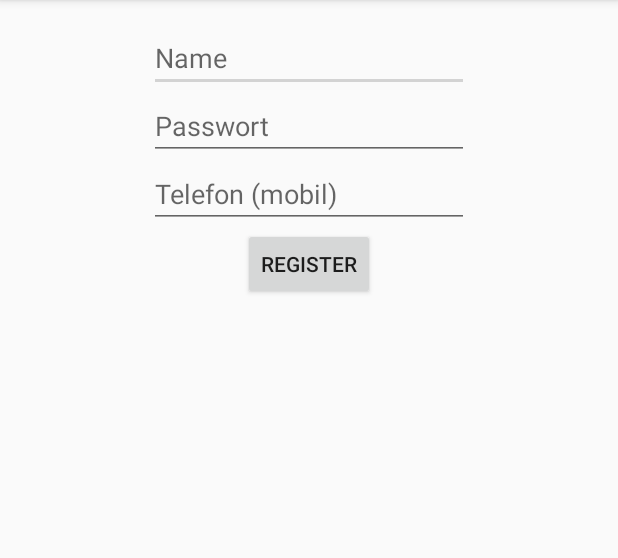
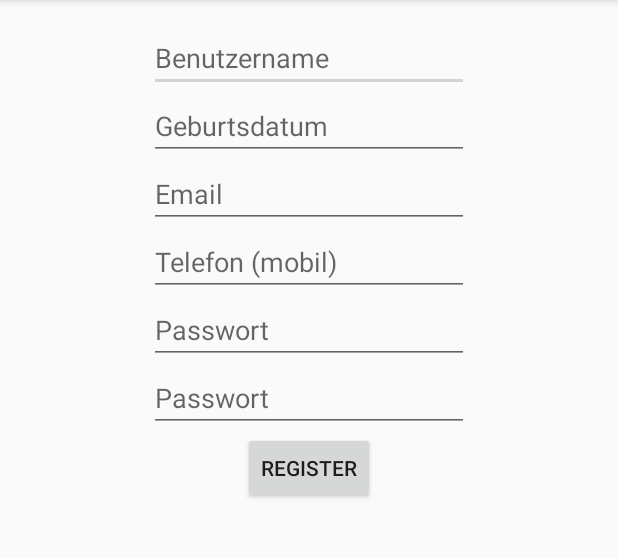
Before and after one commit to VanessaHahn/RMUp, an Android app: the RegisterActivity screen opened directly, with no data from a screen before it, after a tap on "REGISTER", on a phone screen of 412 x 824 dp, the part 84-642 px from its top. Run offline under Robolectric (Android 15) with nearby library versions, the light colour scheme and no system bars; 4 statements that could not run were skipped.

Commit message:
Login/Register

```diff
--- a/app/src/main/java/mi/ur/de/android/runnersmeetup/BackgroundWorker.java
+++ b/app/src/main/java/mi/ur/de/android/runnersmeetup/BackgroundWorker.java
@@ -76,11 +76,16 @@ public class BackgroundWorker extends AsyncTask<String,Void,String[]> {
         } else if(type.equals("register")) {
             try {
                 String name = params[1];
-                String password = params[2];
-                String phone = params[3];
+                String geburtsdatum = params[2];
+                String email = params[3];
+                String phone = params[4];
+                String password = params[5];
 
-                Log.d("Backroundworker_register", "UserName: " + name);
-                Log.d("Backroundworker_register", "Password: " + password);
+                Log.d("Backroundworker", "UserName: " + name);
+                Log.d("Backroundworker", "Geburtsdatum: " + geburtsdatum);
+                Log.d("Backroundworker", "Email " + email);
+                Log.d("Backroundworker", "Phone " + phone);
+                Log.d("Backroundworker", "Password: " + password);
                 URL url = new URL(register_url);
                 HttpURLConnection httpURLConnection = (HttpURLConnection) url.openConnection();
                 httpURLConnection.setRequestMethod("POST");
@@ -89,8 +94,10 @@ public class BackgroundWorker extends AsyncTask<String,Void,String[]> {
                 OutputStream outputStream = httpURLConnection.getOutputStream();
                 BufferedWriter bufferedWriter = new BufferedWriter(new OutputStreamWriter(outputStream, "UTF-8"));
                 String post_data = URLEncoder.encode("name", "UTF-8") + "=" + URLEncoder.encode(name, "UTF-8") + "&"
-                        + URLEncoder.encode("password", "UTF-8") + "=" + URLEncoder.encode(password, "UTF-8")+"&"
-                		+ URLEncoder.encode("mobile", "UTF-8") + "=" + URLEncoder.encode(phone, "UTF-8");
+                        + URLEncoder.encode("geburtsdatum", "UTF-8") + "=" + URLEncoder.encode(geburtsdatum, "UTF-8")+"&"
+                        + URLEncoder.encode("email", "UTF-8") + "=" + URLEncoder.encode(email, "UTF-8")+"&"
+                        + URLEncoder.encode("phone", "UTF-8") + "=" + URLEncoder.encode(phone, "UTF-8")+"&"
+                        + URLEncoder.encode("password", "UTF-8") + "=" + URLEncoder.encode(password, "UTF-8");
                 Log.d("Backroundworker_regist", "post_data: <" + post_data + ">");
                 bufferedWriter.write(post_data);
                 bufferedWriter.flush();
@@ -103,10 +110,11 @@ public class BackgroundWorker extends AsyncTask<String,Void,String[]> {
                 while ((line = bufferedReader.readLine()) != null) {
                     result += line;
                 }
+                Log.d("Backroundworker", "Result: <" + result + ">");
                 bufferedReader.close();
                 inputStream.close();
                 httpURLConnection.disconnect();
-                return new String[]{"login",result};
+                return new String[]{"register",result};
             }catch (MalformedURLException e) {
                 e.printStackTrace();
             }catch (IOException e) {
--- a/app/src/main/java/mi/ur/de/android/runnersmeetup/RegisterActivity.java
+++ b/app/src/main/java/mi/ur/de/android/runnersmeetup/RegisterActivity.java
@@ -1,7 +1,10 @@
 package mi.ur.de.android.runnersmeetup;
 
+import android.content.Intent;
+import android.os.AsyncTask;
 import android.support.v7.app.AppCompatActivity;
 import android.os.Bundle;
+import android.util.Log;
 import android.view.View;
 import android.widget.AdapterView;
 import android.widget.ArrayAdapter;
@@ -10,17 +13,22 @@ import android.widget.EditText;
 import android.widget.Spinner;
 import android.widget.Toast;
 
+import java.util.concurrent.ExecutionException;
+
 public class RegisterActivity extends AppCompatActivity {
 
-    private EditText inputName, inputPassword,inputPhone;
+    private EditText inputName, inputGeburtsdatum, inputEmail, inputPhone, inputPassword1, inputPassword2;
 
     @Override
     protected void onCreate(Bundle savedInstanceState) {
         super.onCreate(savedInstanceState);
         setContentView(R.layout.activity_register);
-        inputName = (EditText) findViewById(R.id.input_name);
-        inputPassword = (EditText) findViewById(R.id.input_password);
-        inputPhone = (EditText) findViewById(R.id.input_phone);
+        inputName = (EditText) findViewById(R.id.input_register_name);
+        inputGeburtsdatum = (EditText) findViewById(R.id.input_register_geburtsdatum);
+        inputEmail = (EditText) findViewById(R.id.input_register_email);
+        inputPhone = (EditText) findViewById(R.id.input_register_phone);
+        inputPassword1 = (EditText) findViewById(R.id.input_register_pw1);
+        inputPassword2 = (EditText) findViewById(R.id.input_register_pw2);
 
         initButton();
     }
@@ -34,16 +42,35 @@ public class RegisterActivity extends AppCompatActivity {
             }
         });
     }
+    public void onReg(){
+        String name = inputName.getText().toString();
+        String geburtsdatum = inputGeburtsdatum.getText().toString();
+        String email = inputEmail.getText().toString();
+        String phone = inputPhone.getText().toString();
+        String password1 = inputPassword1.getText().toString();
+        String password2 = inputPassword2.getText().toString();
+        String type = "register";
+        BackgroundWorker backgroundWorker = new BackgroundWorker(this);
+        AsyncTask<String, Void, String[]> returnAsyncTask = backgroundWorker.execute(type, name, geburtsdatum,email,phone,password1);
+        //Constants.setValues(gender,size,weight,phone);
 
-
-    public void onReg(){
-            String name = inputName.getText().toString();
-            String password = inputPassword.getText().toString();
-            String phone = inputPhone.getText().toString();
-
-            String type = "register";
-            BackgroundWorker backgroundWorker = new BackgroundWorker(this);
-            backgroundWorker.execute(type, name, password, phone);
-            //Constants.setValues(gender,size,weight,phone);
+        try {
+            String bool = String.valueOf(returnAsyncTask.get()[1]);
+            if(bool.equals("true")){
+                Toast.makeText(this,"Registration successful",Toast.LENGTH_SHORT).show();
+                startActivity(new Intent(this,LoginActivity.class));
+            }else{
+                // Not successful
+                Log.d("RegisterActivity", "Registration failed!");
+            }
+        } catch (InterruptedException e) {
+            e.printStackTrace();
+            // Not successful
+            Log.d("RegisterActivity", "Registration  failed!");
+        } catch (ExecutionException e) {
+            e.printStackTrace();
+            // Not successful
+            Log.d("RegisterActivity", "Registration  failed!");
+        }
     }
 }
--- a/app/src/main/res/layout/activity_login.xml
+++ b/app/src/main/res/layout/activity_login.xml
@@ -13,7 +13,7 @@
         android:inputType="textPersonName"
         android:hint="Name"
         android:ems="10"
-        android:id="@+id/input_name"
+        android:id="@+id/input_login_name"
         android:layout_gravity="center_horizontal" />
 
     <EditText
@@ -22,7 +22,7 @@
         android:hint = "Passwort"
         android:inputType="textPassword"
         android:ems="10"
-        android:id="@+id/input_password"
+        android:id="@+id/input_login_password"
         android:layout_gravity="center_horizontal" />
 
     <Button
@@ -37,7 +37,7 @@
         android:layout_width="wrap_content"
         android:layout_height="wrap_content"
         android:text="Register"
-        android:id="@+id/button_register"
+        android:id="@+id/button_login_register"
         android:layout_gravity="center_horizontal"/>
 
 </LinearLayout>
--- a/app/src/main/res/layout/activity_register.xml
+++ b/app/src/main/res/layout/activity_register.xml
@@ -7,23 +7,31 @@
     android:padding="@dimen/activity_vertical_margin"
     tools:context="mi.ur.de.android.runnersmeetup.RegisterActivity">
 
-
     <EditText
         android:layout_width="wrap_content"
         android:layout_height="wrap_content"
         android:inputType="textPersonName"
-        android:hint="Name"
+        android:hint="Benutzername"
         android:ems="10"
-        android:id="@+id/input_name"
+        android:id="@+id/input_register_name"
         android:layout_gravity="center_horizontal"/>
 
     <EditText
+        android:id="@+id/input_register_geburtsdatum"
         android:layout_width="wrap_content"
         android:layout_height="wrap_content"
-        android:hint = "Passwort"
-        android:inputType="textPassword"
+        android:hint="Geburtsdatum"
         android:ems="10"
-        android:id="@+id/input_password"
+        android:inputType="date"
+        android:layout_gravity="center_horizontal"/>
+
+    <EditText
+        android:id="@+id/input_register_email"
+        android:layout_width="wrap_content"
+        android:layout_height="wrap_content"
+        android:ems="10"
+        android:hint="Email"
+        android:inputType="textEmailAddress"
         android:layout_gravity="center_horizontal"/>
 
     <EditText
@@ -32,14 +40,33 @@
         android:inputType="phone"
         android:hint="Telefon (mobil)"
         android:ems="10"
-        android:id="@+id/input_phone"
+        android:id="@+id/input_register_phone"
+        android:layout_gravity="center_horizontal"/>
+
+    <EditText
+        android:layout_width="wrap_content"
+        android:layout_height="wrap_content"
+        android:hint = "Passwort"
+        android:id="@+id/input_register_pw1"
+        android:inputType="textPassword"
+        android:ems="10"
+        android:layout_gravity="center_horizontal"/>
+
+    <EditText
+        android:layout_width="wrap_content"
+        android:layout_height="wrap_content"
+        android:hint = "Passwort"
+        android:id="@+id/input_register_pw2"
+        android:inputType="textPassword"
+        android:ems="10"
         android:layout_gravity="center_horizontal"/>
 
     <Button
+        android:id="@+id/button_register"
         android:layout_width="wrap_content"
         android:layout_height="wrap_content"
-        android:text="Register"
-        android:id="@+id/button_register"
-        android:layout_gravity="center_horizontal"/>
+        android:layout_gravity="center_horizontal"
+        android:text="Register" />
+
 
 </LinearLayout>
```
Also changed, not shown: app/src/main/java/mi/ur/de/android/runnersmeetup/LoginActivity.java (+5 -4 lines).
